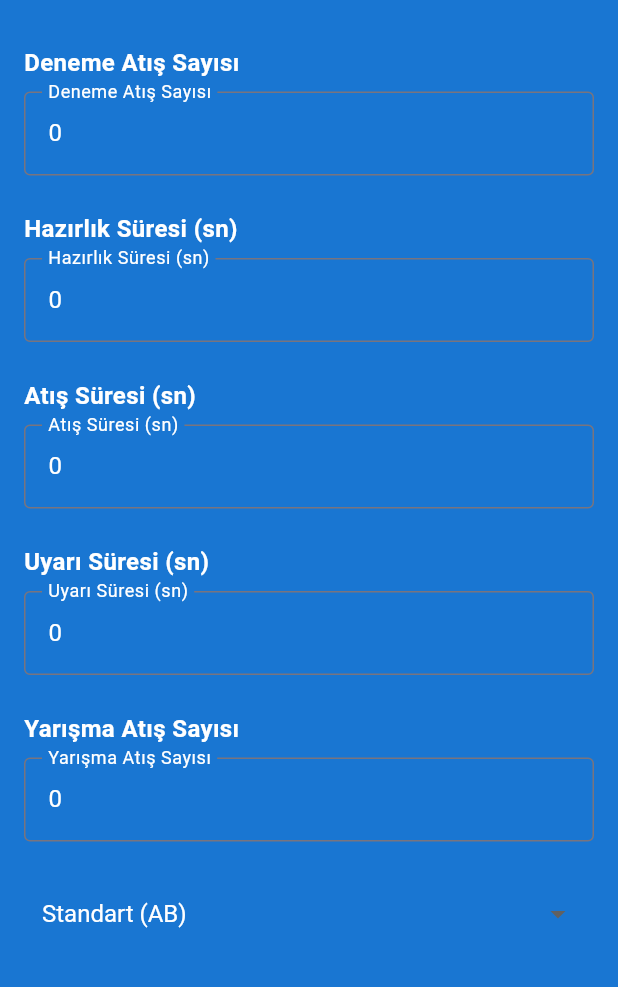
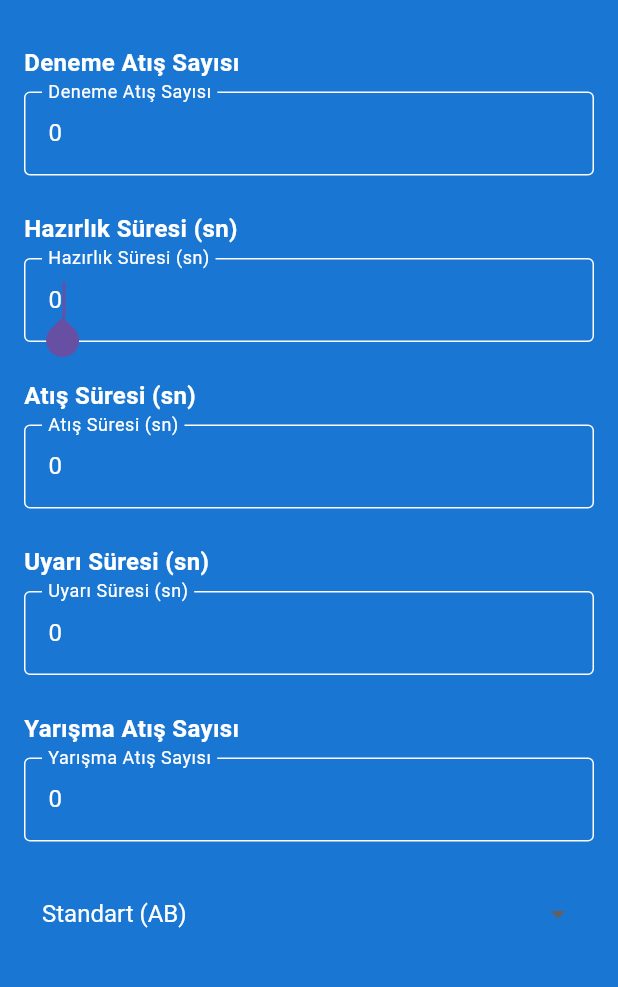
Before and after one commit to hasanali8334/archery_timer, a Flutter app: the SettingsScreen screen opened directly with empty values, on a phone screen of 412 x 824 dp, the part 63-1050 px from its top. Run offline on Flutter 3.47's test engine with Material 3 defaults, Android fonts, the phone set to English and light mode, and no system bars; our stand-ins replace audioplayers, shared_preferences; accounts and stored records are empty.

Commit message:
Improved settings screen input fields: - Converted TextField to TextFormField - Added Form widget for better input handling - Added autofocus for first field - Updated border colors for better visibility - Added proper keyboard handling

```diff
--- a/lib/screens/settings_screen.dart
+++ b/lib/screens/settings_screen.dart
@@ -203,9 +203,9 @@ class _SettingsScreenState extends State<SettingsScreen> {
         ],
       ),
       backgroundColor: Colors.blue.shade700,
-      body: SingleChildScrollView(
-        child: Padding(
-          padding: const EdgeInsets.all(16.0),
+      body: Form(
+        child: SingleChildScrollView(
+          padding: const EdgeInsets.all(16),
           child: Column(
             crossAxisAlignment: CrossAxisAlignment.start,
             children: [
@@ -218,7 +218,7 @@ class _SettingsScreenState extends State<SettingsScreen> {
                 ),
               ),
               const SizedBox(height: 8),
-              TextField(
+              TextFormField(
                 controller: _practiceRoundsController,
                 keyboardType: TextInputType.number,
                 textInputAction: TextInputAction.next,
@@ -226,6 +226,12 @@ class _SettingsScreenState extends State<SettingsScreen> {
                   labelText: 'Deneme Atış Sayısı',
                   border: OutlineInputBorder(),
                   labelStyle: TextStyle(color: Colors.white),
+                  enabledBorder: OutlineInputBorder(
+                    borderSide: BorderSide(color: Colors.white),
+                  ),
+                  focusedBorder: OutlineInputBorder(
+                    borderSide: BorderSide(color: Colors.white),
+                  ),
                 ),
                 style: const TextStyle(color: Colors.white),
                 onChanged: _updatePracticeRounds,
@@ -240,14 +246,21 @@ class _SettingsScreenState extends State<SettingsScreen> {
                 ),
               ),
               const SizedBox(height: 8),
-              TextField(
+              TextFormField(
                 controller: _preparationTimeController,
                 keyboardType: TextInputType.number,
                 textInputAction: TextInputAction.next,
+                autofocus: true,
                 decoration: const InputDecoration(
                   labelText: 'Hazırlık Süresi (sn)',
                   border: OutlineInputBorder(),
                   labelStyle: TextStyle(color: Colors.white),
+                  enabledBorder: OutlineInputBorder(
+                    borderSide: BorderSide(color: Colors.white),
+                  ),
+                  focusedBorder: OutlineInputBorder(
+                    borderSide: BorderSide(color: Colors.white),
+                  ),
                 ),
                 style: const TextStyle(color: Colors.white),
                 onChanged: _updatePreparationTime,
@@ -262,7 +275,7 @@ class _SettingsScreenState extends State<SettingsScreen> {
                 ),
               ),
               const SizedBox(height: 8),
-              TextField(
+              TextFormField(
                 controller: _shootingTimeController,
                 keyboardType: TextInputType.number,
                 textInputAction: TextInputAction.next,
@@ -270,6 +283,12 @@ class _SettingsScreenState extends State<SettingsScreen> {
                   labelText: 'Atış Süresi (sn)',
                   border: OutlineInputBorder(),
                   labelStyle: TextStyle(color: Colors.white),
+                  enabledBorder: OutlineInputBorder(
+                    borderSide: BorderSide(color: Colors.white),
+                  ),
+                  focusedBorder: OutlineInputBorder(
+                    borderSide: BorderSide(color: Colors.white),
+                  ),
                 ),
                 style: const TextStyle(color: Colors.white),
                 onChanged: _updateShootingTime,
@@ -284,7 +303,7 @@ class _SettingsScreenState extends State<SettingsScreen> {
                 ),
               ),
               const SizedBox(height: 8),
-              TextField(
+              TextFormField(
                 controller: _warningTimeController,
                 keyboardType: TextInputType.number,
                 textInputAction: TextInputAction.next,
@@ -292,6 +311,12 @@ class _SettingsScreenState extends State<SettingsScreen> {
                   labelText: 'Uyarı Süresi (sn)',
                   border: OutlineInputBorder(),
                   labelStyle: TextStyle(color: Colors.white),
+                  enabledBorder: OutlineInputBorder(
+                    borderSide: BorderSide(color: Colors.white),
+                  ),
+                  focusedBorder: OutlineInputBorder(
+                    borderSide: BorderSide(color: Colors.white),
+                  ),
                 ),
                 style: const TextStyle(color: Colors.white),
                 onChanged: _updateWarningTime,
@@ -306,7 +331,7 @@ class _SettingsScreenState extends State<SettingsScreen> {
                 ),
               ),
               const SizedBox(height: 8),
-              TextField(
+              TextFormField(
                 controller: _matchRoundsController,
                 keyboardType: TextInputType.number,
                 textInputAction: TextInputAction.done,
@@ -314,6 +339,12 @@ class _SettingsScreenState extends State<SettingsScreen> {
                   labelText: 'Yarışma Atış Sayısı',
                   border: OutlineInputBorder(),
                   labelStyle: TextStyle(color: Colors.white),
+                  enabledBorder: OutlineInputBorder(
+                    borderSide: BorderSide(color: Colors.white),
+                  ),
+                  focusedBorder: OutlineInputBorder(
+                    borderSide: BorderSide(color: Colors.white),
+                  ),
                 ),
                 style: const TextStyle(color: Colors.white),
                 onChanged: _updateMatchRounds,
```
